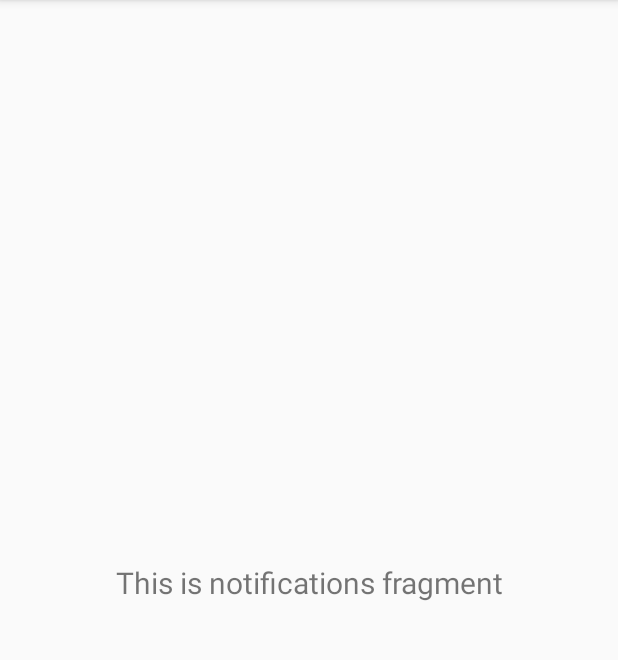
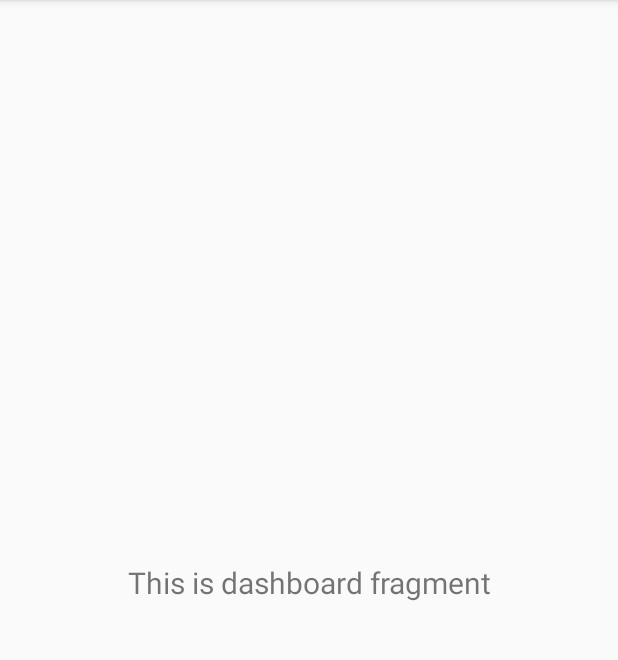
Before and after one commit to danielChrzanowski/MyDinner, an Android app: the fragment DashboardFragment shown on its own in the app's theme, on a phone screen of 412 x 824 dp, the part 84-744 px from its top. Run offline under Robolectric (Android 15) with nearby library versions, the phone set to English and light mode, and no system bars.

```diff
--- a/app/src/main/AndroidManifest.xml
+++ b/app/src/main/AndroidManifest.xml
@@ -12,7 +12,7 @@
         android:supportsRtl="true"
         android:theme="@style/AppTheme">
         <activity
-            android:name=".MainActivity"
+            android:name="myDinner.MainActivity"
             android:label="@string/app_name">
             <intent-filter>
                 <action android:name="android.intent.action.MAIN" />
--- a/app/src/main/java/com/example/mydinner/ui/notifications/NotificationsFragment.java
+++ b/app/src/main/java/myDinner/ui/dashboard/DashboardFragment.java
@@ -1,4 +1,4 @@
-package com.example.mydinner.ui.notifications;
+package myDinner.ui.dashboard;
 
 import android.os.Bundle;
 import android.view.LayoutInflater;
@@ -14,17 +14,17 @@ import androidx.lifecycle.ViewModelProviders;
 
 import com.example.mydinner.R;
 
-public class NotificationsFragment extends Fragment {
+public class DashboardFragment extends Fragment {
 
-    private NotificationsViewModel notificationsViewModel;
+    private DashboardViewModel dashboardViewModel;
 
     public View onCreateView(@NonNull LayoutInflater inflater,
                              ViewGroup container, Bundle savedInstanceState) {
-        notificationsViewModel =
-                ViewModelProviders.of(this).get(NotificationsViewModel.class);
-        View root = inflater.inflate(R.layout.fragment_notifications, container, false);
-        final TextView textView = root.findViewById(R.id.text_notifications);
-        notificationsViewModel.getText().observe(getViewLifecycleOwner(), new Observer<String>() {
+        dashboardViewModel =
+                ViewModelProviders.of(this).get(DashboardViewModel.class);
+        View root = inflater.inflate(R.layout.fragment_dashboard, container, false);
+        final TextView textView = root.findViewById(R.id.text_dashboard);
+        dashboardViewModel.getText().observe(getViewLifecycleOwner(), new Observer<String>() {
             @Override
             public void onChanged(@Nullable String s) {
                 textView.setText(s);
--- a/app/src/main/res/layout/fragment_dashboard.xml
+++ b/app/src/main/res/layout/fragment_dashboard.xml
@@ -4,7 +4,7 @@
     xmlns:tools="http://schemas.android.com/tools"
     android:layout_width="match_parent"
     android:layout_height="match_parent"
-    tools:context=".ui.dashboard.DashboardFragment">
+    tools:context="myDinner.ui.dashboard.DashboardFragment">
 
     <TextView
         android:id="@+id/text_dashboard"
--- a/app/src/main/res/layout/fragment_home.xml
+++ b/app/src/main/res/layout/fragment_home.xml
@@ -4,7 +4,7 @@
     xmlns:tools="http://schemas.android.com/tools"
     android:layout_width="match_parent"
     android:layout_height="match_parent"
-    tools:context=".ui.home.HomeFragment">
+    tools:context="myDinner.ui.home.HomeFragment">
 
     <TextView
         android:id="@+id/text_home"
--- a/app/src/main/res/layout/fragment_notifications.xml
+++ b/app/src/main/res/layout/fragment_notifications.xml
@@ -4,7 +4,7 @@
     xmlns:tools="http://schemas.android.com/tools"
     android:layout_width="match_parent"
     android:layout_height="match_parent"
-    tools:context=".ui.notifications.NotificationsFragment">
+    tools:context="myDinner.ui.notifications.NotificationsFragment">
 
     <TextView
         android:id="@+id/text_notifications"
--- a/app/src/main/res/navigation/mobile_navigation.xml
+++ b/app/src/main/res/navigation/mobile_navigation.xml
@@ -7,19 +7,19 @@
 
     <fragment
         android:id="@+id/navigation_home"
-        android:name="com.example.mydinner.ui.home.HomeFragment"
+        android:name="myDinner.ui.home.HomeFragment"
         android:label="@string/title_home"
         tools:layout="@layout/fragment_home" />
 
     <fragment
         android:id="@+id/navigation_dashboard"
-        android:name="com.example.mydinner.ui.dashboard.DashboardFragment"
+        android:name="myDinner.ui.dashboard.DashboardFragment"
         android:label="@string/title_dashboard"
         tools:layout="@layout/fragment_dashboard" />
 
     <fragment
         android:id="@+id/navigation_notifications"
-        android:name="com.example.mydinner.ui.notifications.NotificationsFragment"
+        android:name="myDinner.ui.notifications.NotificationsFragment"
         android:label="@string/title_notifications"
         tools:layout="@layout/fragment_notifications" />
 </navigation>
```
Also changed, not shown: app/src/main/java/com/example/mydinner/MainActivity.java (deleted, +0 -77 lines), app/src/main/java/handling/LogIn.java (added, +47 -0 lines), app/src/main/java/handling/User.java (added, +19 -0 lines), app/src/main/java/myDinner/MainActivity.java (added, +40 -0 lines), app/src/main/java/myDinner/ui/dashboard/DashboardViewModel.java (renamed from app/src/main/java/com/example/mydinner/ui/home/HomeViewModel.java, +4 -4 lines), app/src/main/java/myDinner/ui/home/HomeFragment.java (renamed from app/src/main/java/com/example/mydinner/ui/dashboard/DashboardFragment.java, +8 -8 lines), app/src/main/java/myDinner/ui/home/HomeViewModel.java (renamed from app/src/main/java/com/example/mydinner/ui/notifications/NotificationsViewModel.java, +4 -4 lines), app/src/main/java/myDinner/ui/notifications/NotificationsFragment.java (renamed from app/src/main/java/com/example/mydinner/ui/home/HomeFragment.java, +8 -8 lines), app/src/main/java/myDinner/ui/notifications/NotificationsViewModel.java (renamed from app/src/main/java/com/example/mydinner/ui/dashboard/DashboardViewModel.java, +4 -4 lines).
